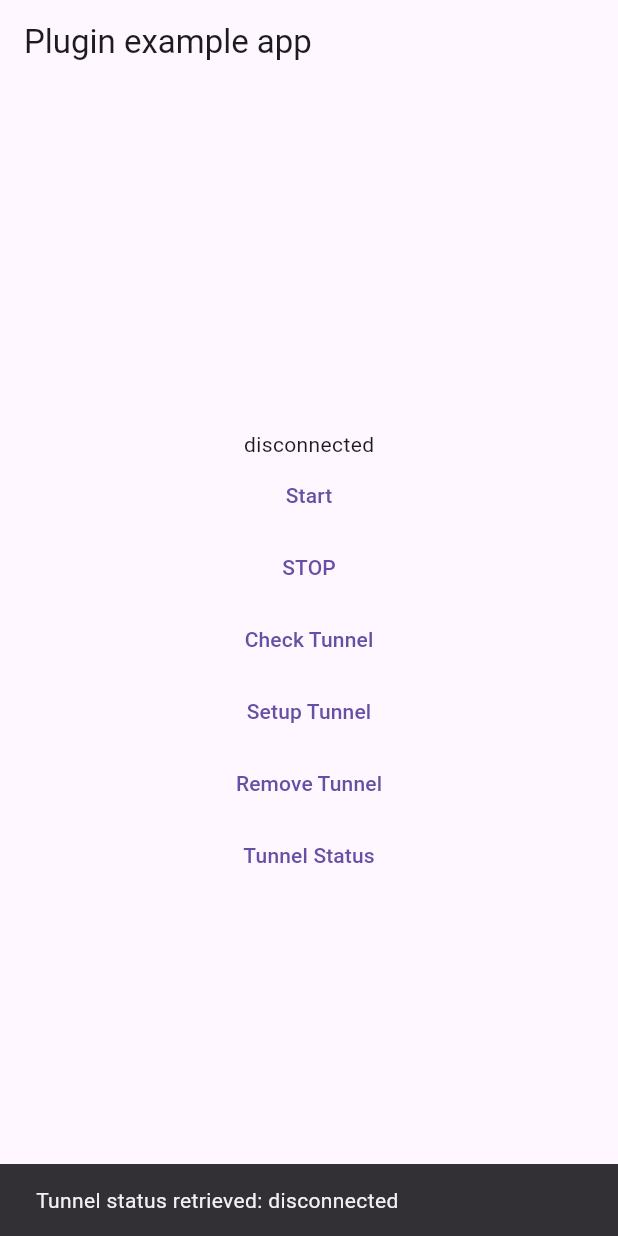
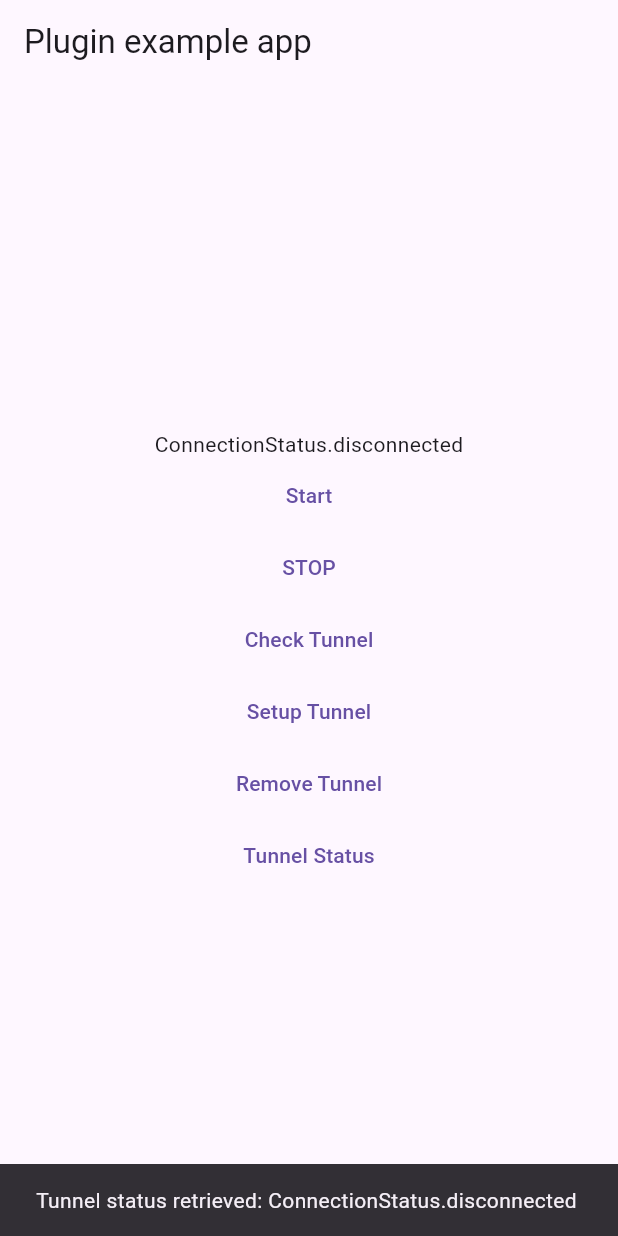
Before and after one commit to mysteriumnetwork/openvpn_dart, a Flutter app: the screen it shows after launch, after a tap on "Tunnel Status", on a phone screen of 412 x 824 dp. Run offline on Flutter 3.47's test engine with Material 3 defaults, Android fonts, the phone set to English and light mode, and no system bars; key blocks and very long unbroken strings in the code were emptied for the run.

Commit message:
Refactor VPN status to ConnectionStatus enum
Replaces the VPNStatus enum with a simplified ConnectionStatus enum, updates all references and related logic to use ConnectionStatus, and removes unused or redundant status values. This streamlines status handling and improves code clarity.

```diff
--- a/example/lib/main.dart
+++ b/example/lib/main.dart
@@ -64,7 +64,7 @@ class _MyAppState extends State<MyApp> {
           child: Column(
             mainAxisSize: MainAxisSize.min,
             children: [
-              Text(status?.toString() ?? VPNStatus.disconnected.toString()),
+              Text(status?.toString() ?? ConnectionStatus.disconnected.toString()),
               TextButton(
                 child: const Text("Start"),
                 onPressed: () {
--- a/lib/openvpn_dart.dart
+++ b/lib/openvpn_dart.dart
@@ -21,10 +21,10 @@ class OpenVPNDart {
   ///To indicate the engine already initialize
   bool initialized = false;
 
-  VPNStatus? _lastStatus;
+  ConnectionStatus? _lastStatus;
 
   /// is a listener to see what status the connection was
-  final Function(VPNStatus status, String rawStatus)? onVPNStatusChanged;
+  final Function(ConnectionStatus status, String rawStatus)? onVPNStatusChanged;
 
   /// OpenVPN's Constructions, don't forget to implement the listeners
   /// onVPNStatusChanged is a listener to see what status the connection was
@@ -44,7 +44,7 @@ class OpenVPNDart {
     String? providerBundleIdentifier,
     String? localizedDescription,
     String? groupIdentifier,
-    Function(VPNStatus status)? lastStatus,
+    Function(ConnectionStatus status)? lastStatus,
   }) async {
     if (Platform.isIOS) {
       assert(
@@ -98,12 +98,13 @@ class OpenVPNDart {
   }
 
   ///Check if connected to vpn
-  Future<bool> isConnected() async => getVPNStatus().then((value) => value == VPNStatus.connected);
+  Future<bool> isConnected() async =>
+      getVPNStatus().then((value) => value == ConnectionStatus.connected);
 
   ///Get latest connection status
-  Future<VPNStatus> getVPNStatus() async {
+  Future<ConnectionStatus> getVPNStatus() async {
     String? status = await _channelControl.invokeMethod("status");
-    return _strToStatus(status ?? "disconnected");
+    return ConnectionStatus.fromString(status ?? "disconnected");
   }
 
   ///Request android permission (Return true if already granted)
@@ -111,16 +112,13 @@ class OpenVPNDart {
     return _channelControl.invokeMethod("request_permission").then((value) => value ?? false);
   }
 
-  ///Convert String to VPNStatus
-  static VPNStatus _strToStatus(String? status) {
+  ///Convert String to ConnectionStatus
+  static ConnectionStatus _strToStatus(String? status) {
     status = status?.trim().toLowerCase();
     if (status == null || status.isEmpty || status == "idle" || status == "invalid") {
-      return VPNStatus.disconnected;
+      return ConnectionStatus.disconnected;
     }
-    return VPNStatus.values.firstWhere(
-      (element) => element.id == status,
-      orElse: () => VPNStatus.unknown,
-    );
+    return ConnectionStatus.fromString(status);
   }
 
   ///Initialize listener, called when you start connection and stoped when you disconnect
--- a/lib/vpn_status.dart
+++ b/lib/vpn_status.dart
@@ -1,30 +1,23 @@
-///Stages of vpn connections
-enum VPNStatus {
-  prepare('prepare'),
-  authenticating('authenticating'),
-  connecting('connecting'),
-  authentication('authentication'),
-  connected('connected'),
-  disconnected('disconnected'),
-  disconnecting('disconnecting'),
-  denied('denied'),
-  error('error'),
-  waitConnection('wait_connection'),
-  vpnGenerateConfig('vpn_generate_config'),
-  getConfig('get_config'),
-  tcpConnect('tcp_connect'),
-  udpConnect('udp_connect'),
-  assignIp('assign_ip'),
-  resolve('resolve'),
-  exiting('exiting'),
-  unknown('unknown');
+/// Connection lifecycle states we care about
+enum ConnectionStatus {
+  connecting,
+  connected,
+  disconnecting,
+  disconnected,
+  unknown;
 
-  final String id;
-
-  const VPNStatus(this.id);
-
-  @override
-  String toString() {
-    return id;
+  static ConnectionStatus fromString(String status) {
+    switch (status) {
+      case "connecting":
+        return ConnectionStatus.connecting;
+      case "connected":
+        return ConnectionStatus.connected;
+      case "disconnecting":
+        return ConnectionStatus.disconnecting;
+      case "disconnected":
+        return ConnectionStatus.disconnected;
+      default:
+        return ConnectionStatus.unknown;
+    }
   }
 }
```
Also changed, not shown: 1 other file.
